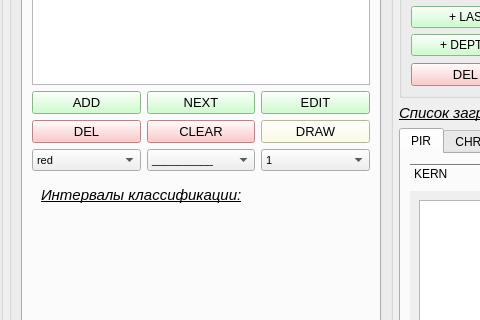
Before: the Qt Designer form qt/domanic_dialog.ui in idergunoff/domanic, drawn with Qt 5; both pictures show x 637 to 1117 and y 264 to 584 of the 1292 by 882 pixel window.
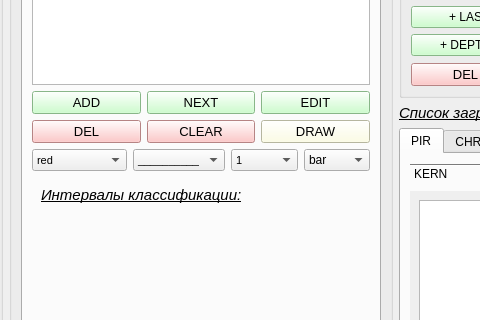
After: the same form once the commit is applied. Custom widgets are drawn as their Qt base class.

The edit to the form file:
```diff
--- a/qt/domanic_dialog.ui
+++ b/qt/domanic_dialog.ui
@@ -681,6 +681,20 @@
                          </item>
                         </widget>
                        </item>
+                       <item row="0" column="3">
+                        <widget class="QComboBox" name="comboBox_type_graph">
+                         <item>
+                          <property name="text">
+                           <string>bar</string>
+                          </property>
+                         </item>
+                         <item>
+                          <property name="text">
+                           <string>stem</string>
+                          </property>
+                         </item>
+                        </widget>
+                       </item>
                       </layout>
                      </item>
                      <item row="1" column="0">
```
